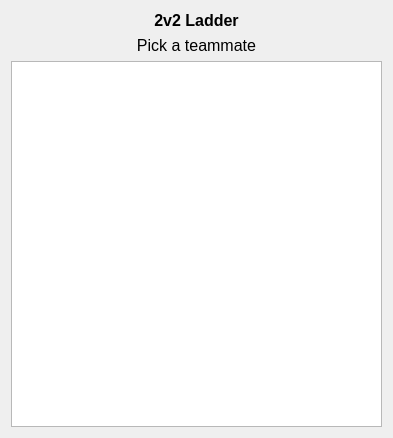
The window that src/_res/games/ladder2v2.ui (IDragonfire/modular-client) describes before a commit, drawn with Qt 5.
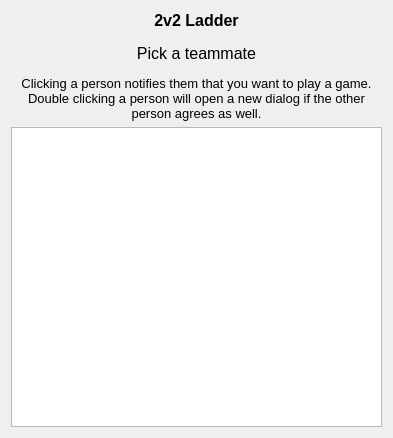
The same window after the commit.

Commit message: Everything on the ui side is functional now. It should probably be a bit prettier, but most of the work now is to be done on the database side.

```diff
--- a/src/_res/games/ladder2v2.ui
+++ b/src/_res/games/ladder2v2.ui
@@ -48,8 +48,20 @@
      </property>
     </widget>
    </item>
-   <item row="2" column="3">
+   <item row="3" column="3">
     <widget class="QListWidget" name="PlayerList">
+     <property name="minimumSize">
+      <size>
+       <width>350</width>
+       <height>100</height>
+      </size>
+     </property>
+     <property name="maximumSize">
+      <size>
+       <width>450</width>
+       <height>300</height>
+      </size>
+     </property>
      <property name="focusPolicy">
       <enum>Qt::NoFocus</enum>
      </property>
@@ -79,6 +91,25 @@
      </property>
     </widget>
    </item>
+   <item row="2" column="3">
+    <widget class="QLabel" name="label_2">
+     <property name="font">
+      <font>
+       <family>Segoe UI</family>
+       <pointsize>10</pointsize>
+      </font>
+     </property>
+     <property name="text">
+      <string>Clicking a person notifies them that you want to play a game. Double clicking a person will open a new dialog if the other person agrees as well.</string>
+     </property>
+     <property name="alignment">
+      <set>Qt::AlignCenter</set>
+     </property>
+     <property name="wordWrap">
+      <bool>true</bool>
+     </property>
+    </widget>
+   </item>
   </layout>
  </widget>
  <resources/>
```
The commit also changes 6 other files.
